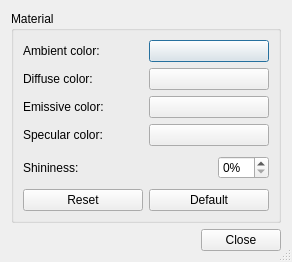
Before: the Qt Designer form src/Gui/DlgMaterialProperties.ui in southseact-3d/fcd, drawn with Qt 5.
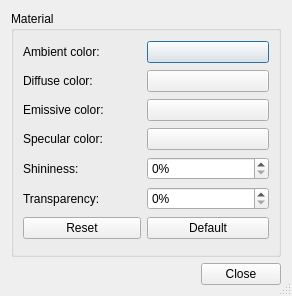
After: the same form once the commit is applied. Custom widgets are drawn as their Qt base class.

Commit message:
Materials: UI updates for transparency
Add missing UI elements to support per face transparencies:
- Setting per face transparencies
- show transparency information in the appearance inspector
- expose alpha channel in material properties dialog

```diff
--- a/src/Gui/DlgMaterialProperties.ui
+++ b/src/Gui/DlgMaterialProperties.ui
@@ -7,7 +7,7 @@
     <x>0</x>
     <y>0</y>
     <width>292</width>
-    <height>247</height>
+    <height>296</height>
    </rect>
   </property>
   <property name="windowTitle">
@@ -41,58 +41,6 @@
       <property name="spacing">
        <number>6</number>
       </property>
-      <item row="4" column="0" colspan="2">
-       <layout class="QHBoxLayout">
-        <property name="spacing">
-         <number>6</number>
-        </property>
-        <property name="leftMargin">
-         <number>0</number>
-        </property>
-        <property name="topMargin">
-         <number>0</number>
-        </property>
-        <property name="rightMargin">
-         <number>0</number>
-        </property>
-        <property name="bottomMargin">
-         <number>0</number>
-        </property>
-        <item>
-         <widget class="QLabel" name="textLabel4">
-          <property name="text">
-           <string>Shininess:</string>
-          </property>
-         </widget>
-        </item>
-        <item>
-         <spacer>
-          <property name="orientation">
-           <enum>Qt::Horizontal</enum>
-          </property>
-          <property name="sizeType">
-           <enum>QSizePolicy::Expanding</enum>
-          </property>
-          <property name="sizeHint" stdset="0">
-           <size>
-            <width>81</width>
-            <height>31</height>
-           </size>
-          </property>
-         </spacer>
-        </item>
-        <item>
-         <widget class="QSpinBox" name="shininess">
-          <property name="suffix">
-           <string notr="true">%</string>
-          </property>
-          <property name="singleStep">
-           <number>5</number>
-          </property>
-         </widget>
-        </item>
-       </layout>
-      </item>
       <item row="1" column="0">
        <widget class="QLabel" name="textLabel1">
         <property name="text">
@@ -100,11 +48,54 @@
         </property>
        </widget>
       </item>
+      <item row="4" column="0">
+       <widget class="QLabel" name="textLabel4">
+        <property name="text">
+         <string>Shininess:</string>
+        </property>
+       </widget>
+      </item>
       <item row="0" column="1">
        <widget class="Gui::ColorButton" name="ambientColor">
         <property name="text">
          <string/>
         </property>
+        <property name="allowTransparency">
+         <bool>true</bool>
+        </property>
+       </widget>
+      </item>
+      <item row="6" column="0">
+       <widget class="QPushButton" name="buttonReset">
+        <property name="text">
+         <string>Reset</string>
+        </property>
+       </widget>
+      </item>
+      <item row="0" column="0">
+       <widget class="QLabel" name="textLabel2">
+        <property name="text">
+         <string>Ambient color:</string>
+        </property>
+       </widget>
+      </item>
+      <item row="4" column="1">
+       <widget class="QSpinBox" name="shininess">
+        <property name="minimumSize">
+         <size>
+          <width>122</width>
+          <height>0</height>
+         </size>
+        </property>
+        <property name="suffix">
+         <string notr="true">%</string>
+        </property>
+        <property name="maximum">
+         <number>100</number>
+        </property>
+        <property name="singleStep">
+         <number>5</number>
+        </property>
        </widget>
       </item>
       <item row="2" column="1">
@@ -112,6 +103,9 @@
         <property name="text">
          <string/>
         </property>
+        <property name="allowTransparency">
+         <bool>true</bool>
+        </property>
        </widget>
       </item>
       <item row="3" column="0">
@@ -121,25 +115,31 @@
         </property>
        </widget>
       </item>
-      <item row="1" column="1">
-       <widget class="Gui::ColorButton" name="diffuseColor">
-        <property name="text">
-         <string/>
-        </property>
-       </widget>
-      </item>
-      <item row="0" column="0">
-       <widget class="QLabel" name="textLabel2">
-        <property name="text">
-         <string>Ambient color:</string>
-        </property>
-       </widget>
-      </item>
       <item row="3" column="1">
        <widget class="Gui::ColorButton" name="specularColor">
         <property name="text">
          <string/>
         </property>
+        <property name="allowTransparency">
+         <bool>true</bool>
+        </property>
+       </widget>
+      </item>
+      <item row="6" column="1">
+       <widget class="QPushButton" name="buttonDefault">
+        <property name="text">
+         <string>Default</string>
+        </property>
+       </widget>
+      </item>
+      <item row="1" column="1">
+       <widget class="Gui::ColorButton" name="diffuseColor">
+        <property name="text">
+         <string/>
+        </property>
+        <property name="allowTransparency">
+         <bool>true</bool>
+        </property>
        </widget>
       </item>
       <item row="2" column="0">
@@ -150,16 +150,25 @@
        </widget>
       </item>
       <item row="5" column="0">
-       <widget class="QPushButton" name="buttonReset">
+       <widget class="QLabel" name="label_2">
         <property name="text">
-         <string>Reset</string>
+         <string>Transparency:</string>
         </property>
        </widget>
       </item>
       <item row="5" column="1">
-       <widget class="QPushButton" name="buttonDefault">
-        <property name="text">
-         <string>Default</string>
+       <widget class="QSpinBox" name="transparency">
+        <property name="minimumSize">
+         <size>
+          <width>122</width>
+          <height>0</height>
+         </size>
+        </property>
+        <property name="suffix">
+         <string>%</string>
+        </property>
+        <property name="maximum">
+         <number>100</number>
         </property>
        </widget>
       </item>
```
Left out of the diff: 1 changed line with no effect on the pictures. The commit also changes 3 other files.
